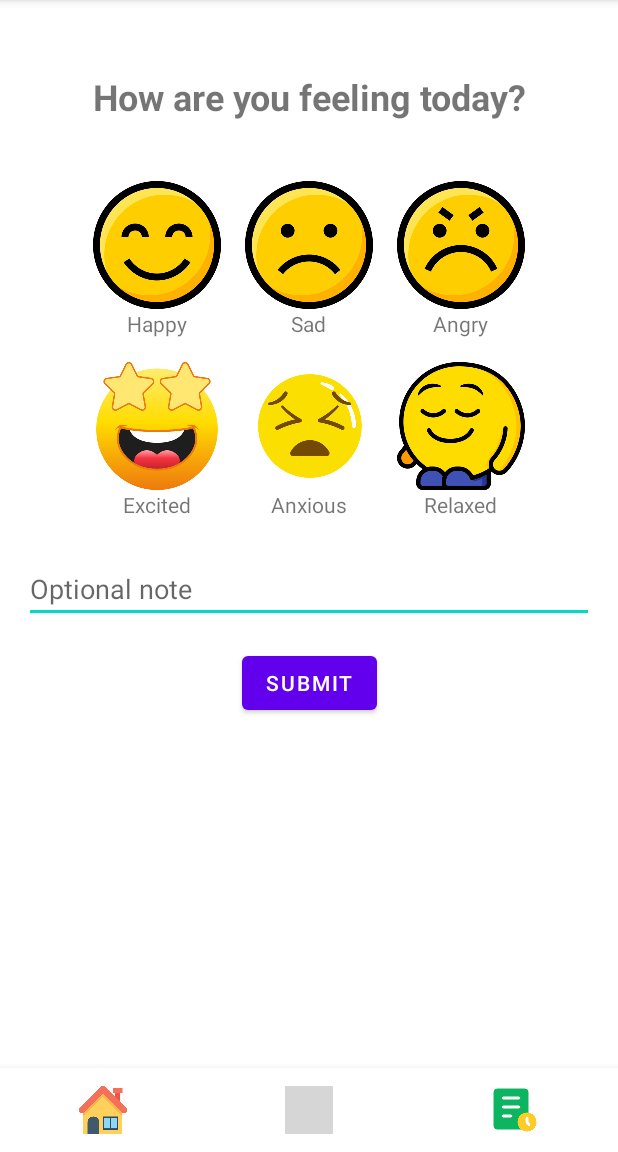
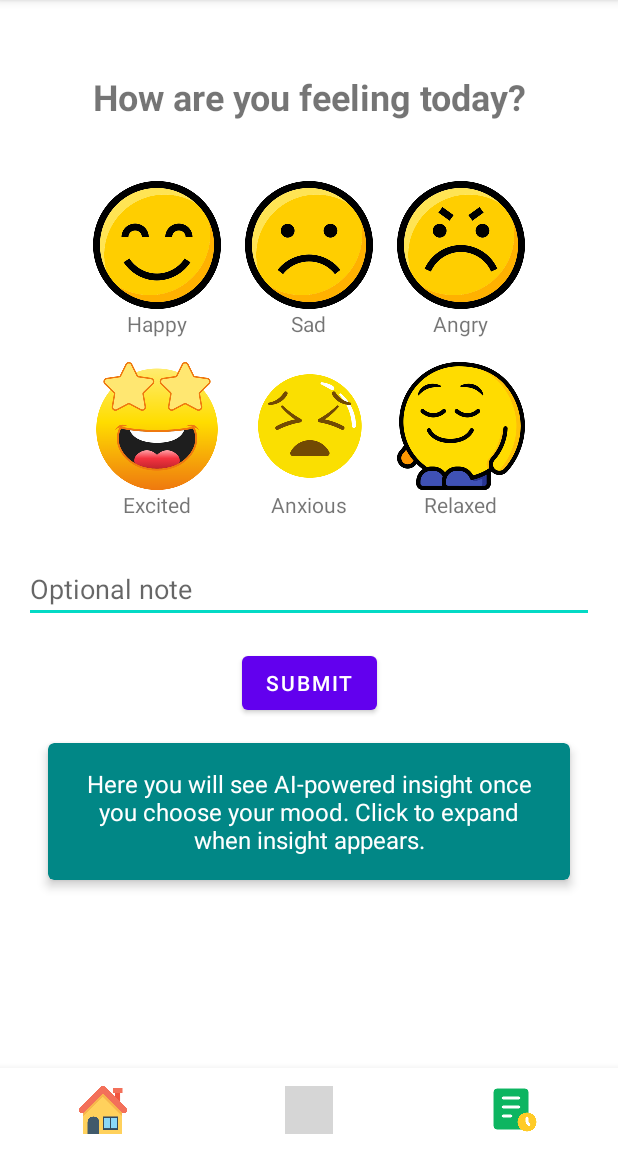
Before and after one commit to olenamolla/Moodi, an Android app: the screen it shows after launch (MainActivity), on a phone screen of 412 x 824 dp, the part 84-1236 px from its top. Run offline under Robolectric (Android 15) with nearby library versions, the phone set to English and light mode, and no system bars; our stand-ins replace Room's generated code, navigation-ui; grey boxes are pictures that could not be loaded.

Commit message:
changed the design of AI insight-message appearance

```diff
--- a/app/src/main/AndroidManifest.xml
+++ b/app/src/main/AndroidManifest.xml
@@ -6,6 +6,7 @@
     <uses-permission android:name="android.permission.SCHEDULE_EXACT_ALARM" />
     <uses-permission android:name="android.permission.USE_EXACT_ALARM" />
     <uses-permission android:name="android.permission.INTERNET" />
+    <uses-permission android:name="android.permission.ACCESS_NETWORK_STATE" />
 
     <application
         android:allowBackup="true"
--- a/app/src/main/java/com/bignerdranch/android/moodi/ui/MainFragment.kt
+++ b/app/src/main/java/com/bignerdranch/android/moodi/ui/MainFragment.kt
@@ -1,6 +1,8 @@
 package com.bignerdranch.android.moodi.ui
 
 import android.os.Bundle
+import android.transition.AutoTransition
+import android.transition.TransitionManager
 import android.view.LayoutInflater
 import android.view.View
 import android.view.ViewGroup
@@ -24,6 +26,8 @@ import kotlinx.coroutines.launch
 class MainFragment : Fragment() {
 
     private val viewModel: MainViewModel by viewModels()
+
+    private var isExpanded = false
 
     private lateinit var btnHappy: ImageButton
     private lateinit var btnSad: ImageButton
@@ -51,17 +55,6 @@ class MainFragment : Fragment() {
         setupClickListeners()
         observeViewModel()
 
-        // Initialize views
-        /*btnHappy = view.findViewById(R.id.btnHappy)
-        btnSad = view.findViewById(R.id.btnSad)
-        btnAngry = view.findViewById(R.id.btnAngry)
-        btnExcited = view.findViewById(R.id.btnExcited)
-        btnAnxious = view.findViewById(R.id.btnAnxious)
-        btnRelaxed = view.findViewById(R.id.btnRelaxed)
-        btnSubmit = view.findViewById(R.id.btnSubmit)
-        etNote = view.findViewById(R.id.etNote)
-
-        setupClickListeners()*/
     }
 
 
@@ -79,6 +72,13 @@ class MainFragment : Fragment() {
         etNote = view.findViewById(R.id.etNote)
         tvAiInsight = view.findViewById(R.id.tvAiInsight)
         cardAiInsight = view.findViewById(R.id.cardAiInsight)
+
+        cardAiInsight.setOnClickListener {
+            val insightText = tvAiInsight.text.toString()
+            if (insightText != "Here you will see AI-powered insight once you choose your mood. Click to expand when insight appears.") {
+                showFullInsight(insightText)
+            }
+        }
     }
 
     private fun setupClickListeners() {
@@ -146,6 +146,14 @@ class MainFragment : Fragment() {
         }
     }
 
+    private fun toggleTextExpansion() {
+        val transition = AutoTransition()
+        transition.duration = 300
+        TransitionManager.beginDelayedTransition(cardAiInsight.parent as ViewGroup, transition)
+
+        isExpanded = !isExpanded
+        tvAiInsight.maxLines = if (isExpanded) Integer.MAX_VALUE else 3
+    }
     private fun showEncouragingDialog(message: String) {
         AlertDialog.Builder(requireContext())
             .setTitle("Keep Going!")
@@ -153,4 +161,8 @@ class MainFragment : Fragment() {
             .setPositiveButton("Thanks!") { dialog, _ -> dialog.dismiss() }
             .show()
     }
+
+    private fun showFullInsight(insight: String) {
+        InsightDialog(requireContext(), insight).show()
+    }
 }
--- a/app/src/main/res/layout/fragment_main.xml
+++ b/app/src/main/res/layout/fragment_main.xml
@@ -231,32 +231,31 @@
 
     <com.google.android.material.card.MaterialCardView
         android:id="@+id/cardAiInsight"
-        android:layout_width="0dp"
+        android:layout_width="match_parent"
         android:layout_height="wrap_content"
-        android:layout_marginTop="16dp"
-        android:visibility="gone"
-        app:cardCornerRadius="8dp"
+        android:layout_margin="16dp"
+        android:clickable="true"
+        android:focusable="true"
         app:cardElevation="4dp"
-        app:layout_constraintEnd_toEndOf="parent"
+        app:cardBackgroundColor="?attr/colorSecondaryVariant"
+        app:layout_constraintTop_toBottomOf="@id/btnSubmit"
         app:layout_constraintStart_toStartOf="parent"
-        app:layout_constraintTop_toBottomOf="@id/btnSubmit">
+        app:layout_constraintEnd_toEndOf="parent">
+
 
     <TextView
         android:id="@+id/tvAiInsight"
         android:layout_width="match_parent"
         android:layout_height="wrap_content"
-            android:background="?attr/colorSecondaryVariant"
+        android:maxLines="3"
+        android:ellipsize="end"
         android:padding="16dp"
-            android:text="AI Insight will appear here"
+        android:textSize="16sp"
         android:textAlignment="center"
         android:textColor="@android:color/white"
-            android:textStyle="italic" />
+        android:text="Here you will see AI-powered insight once you choose your mood. Click to expand when insight appears."/>
+
     </com.google.android.material.card.MaterialCardView>
-
-    <!-- Inside activity_main.xml, add below the Submit button -->
-
-
-    <!-- Inside activity_main.xml, add below the View History button -->
 
 
 </androidx.constraintlayout.widget.ConstraintLayout>
```
Also changed, not shown: app/src/main/java/com/bignerdranch/android/moodi/ui/InsightDialog.kt (added, +29 -0 lines), app/src/main/java/com/bignerdranch/android/moodi/utils/OpenAIAssistant.kt (+16 -5 lines), app/src/main/res/layout/dialog_insight.xml (added, +35 -0 lines), 1 other file. Lines whose indentation alone changed are shown as unchanged.
